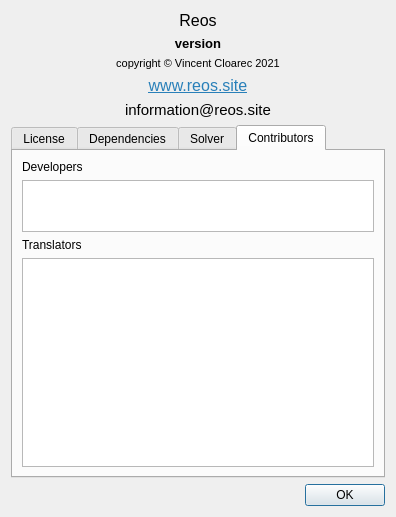
The window that src/ui/reosaboutwidget.ui (vcloarec/ReosProject) describes before a commit, drawn with Qt 5.
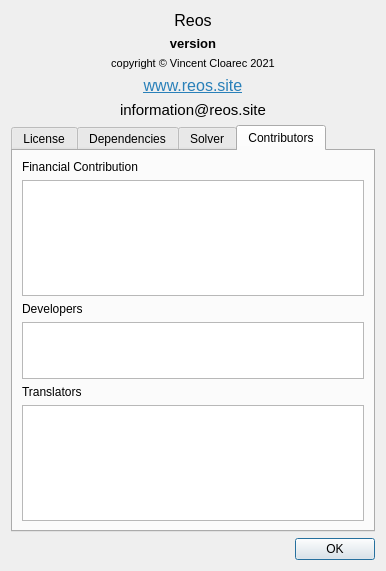
The same window after the commit. The open tabs and pages were chosen to show the change.

Commit message: add financial  contribution

What changed in the file:
```diff
--- a/src/ui/reosaboutwidget.ui
+++ b/src/ui/reosaboutwidget.ui
@@ -6,8 +6,8 @@
    <rect>
     <x>0</x>
     <y>0</y>
-    <width>396</width>
-    <height>517</height>
+    <width>386</width>
+    <height>571</height>
    </rect>
   </property>
   <property name="windowTitle">
@@ -233,7 +233,17 @@
       <attribute name="title">
        <string>Contributors</string>
       </attribute>
-      <layout class="QVBoxLayout" name="verticalLayout_4" stretch="1,1,1,4">
+      <layout class="QVBoxLayout" name="verticalLayout_4" stretch="0,2,0,1,0,2">
+       <item>
+        <widget class="QLabel" name="label_7">
+         <property name="text">
+          <string>Financial Contribution</string>
+         </property>
+        </widget>
+       </item>
+       <item>
+        <widget class="QTextBrowser" name="financialTextBrowser"/>
+       </item>
        <item>
         <widget class="QLabel" name="label_3">
          <property name="sizePolicy">
```
Left out of the diff: 2 changed lines with no effect on the pictures. The commit also changes 9 other files.
